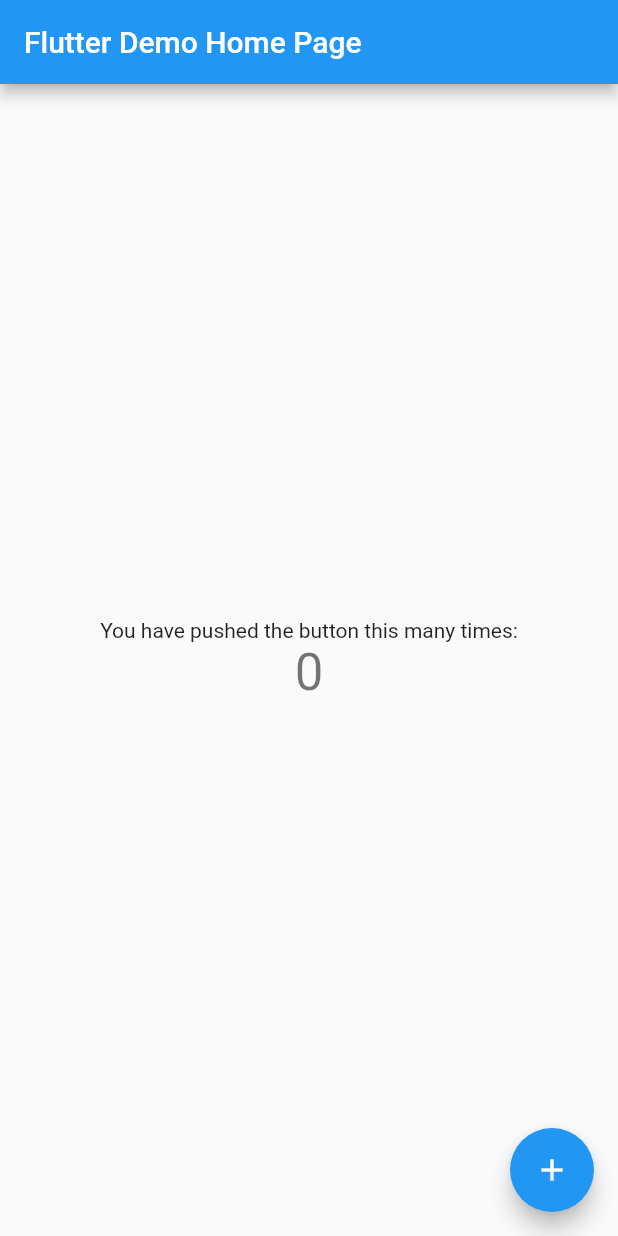
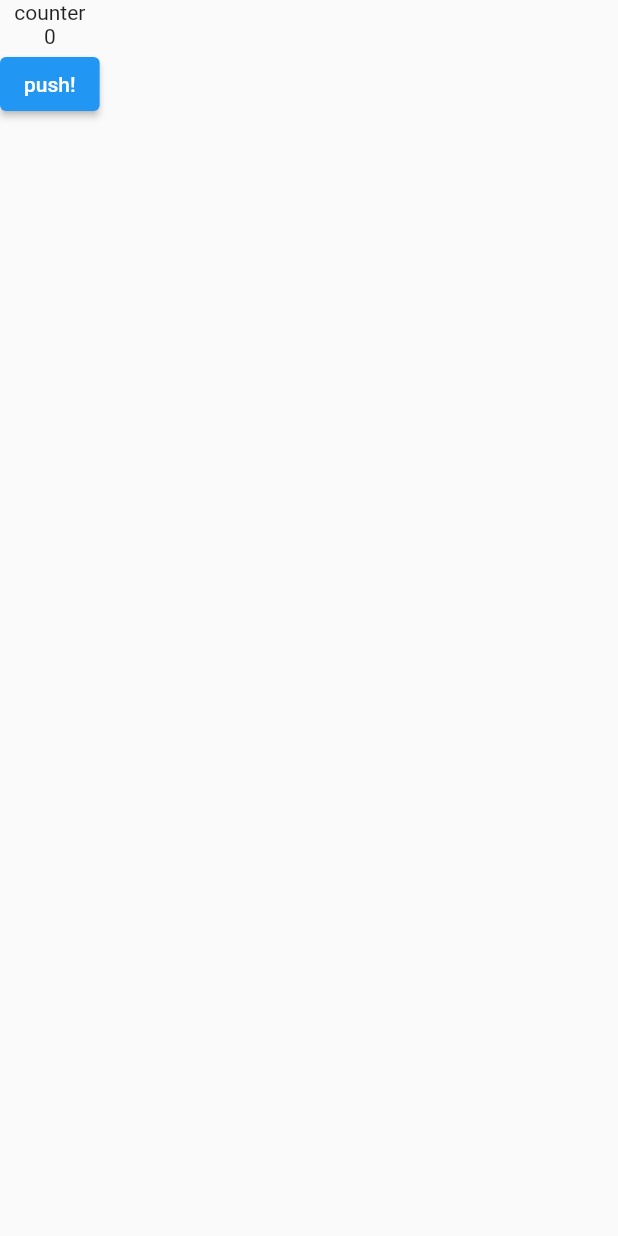
Before and after one commit to gaku3601/using_riverpod, a Flutter app: the screen it shows after launch, on a phone screen of 412 x 824 dp. Run offline on Flutter 3.47's test engine with Material 2 defaults, Android fonts, the phone set to English and light mode, and no system bars; our stand-ins replace flutter_hooks, hooks_riverpod.

Commit message:
必要packageを導入 簡単なアプリ作成

```diff
--- /dev/null
+++ b/lib/atom/base.dart
@@ -0,0 +1,16 @@
+import 'package:flutter/cupertino.dart';
+import 'package:flutter/material.dart';
+import 'package:flutter_hooks/flutter_hooks.dart';
+
+class Base extends HookWidget {
+  final Widget body;
+
+  Base({this.body});
+
+  @override
+  Widget build(BuildContext context) {
+    return Scaffold(
+      body: SafeArea(child: this.body),
+    );
+  }
+}
--- /dev/null
+++ b/lib/atom/button.dart
@@ -0,0 +1,17 @@
+import 'package:flutter/material.dart';
+import 'package:flutter_hooks/flutter_hooks.dart';
+
+class Button extends HookWidget {
+  final String text;
+  final Function onPressed;
+
+  Button(this.text, {@required this.onPressed});
+
+  @override
+  Widget build(BuildContext context) {
+    return ElevatedButton(
+      onPressed: this.onPressed,
+      child: Text(this.text),
+    );
+  }
+}
--- /dev/null
+++ b/lib/atom/label.dart
@@ -0,0 +1,14 @@
+import 'package:flutter/material.dart';
+import 'package:flutter/src/widgets/framework.dart';
+import 'package:flutter_hooks/flutter_hooks.dart';
+
+class Label extends HookWidget {
+  final String text;
+
+  Label(this.text);
+
+  @override
+  Widget build(BuildContext context) {
+    return Text(this.text);
+  }
+}
--- a/lib/main.dart
+++ b/lib/main.dart
@@ -1,7 +1,13 @@
 import 'package:flutter/material.dart';
+import 'package:hooks_riverpod/hooks_riverpod.dart';
+import 'package:using_riverpod/page/my_page.dart';
 
 void main() {
-  runApp(MyApp());
+  runApp(
+    ProviderScope(
+      child: MyApp(), // ProviderScopeで囲む
+    ),
+  );
 }
 
 class MyApp extends StatelessWidget {
@@ -11,107 +17,10 @@ class MyApp extends StatelessWidget {
     return MaterialApp(
       title: 'Flutter Demo',
       theme: ThemeData(
-        // This is the theme of your application.
-        //
-        // Try running your application with "flutter run". You'll see the
-        // application has a blue toolbar. Then, without quitting the app, try
-        // changing the primarySwatch below to Colors.green and then invoke
-        // "hot reload" (press "r" in the console where you ran "flutter run",
-        // or simply save your changes to "hot reload" in a Flutter IDE).
-        // Notice that the counter didn't reset back to zero; the application
-        // is not restarted.
         primarySwatch: Colors.blue,
-        // This makes the visual density adapt to the platform that you run
-        // the app on. For desktop platforms, the controls will be smaller and
-        // closer together (more dense) than on mobile platforms.
         visualDensity: VisualDensity.adaptivePlatformDensity,
       ),
-      home: MyHomePage(title: 'Flutter Demo Home Page'),
+      home: MyPage(),
     );
   }
 }
-
-class MyHomePage extends StatefulWidget {
-  MyHomePage({Key key, this.title}) : super(key: key);
-
-  // This widget is the home page of your application. It is stateful, meaning
-  // that it has a State object (defined below) that contains fields that affect
-  // how it looks.
-
-  // This class is the configuration for the state. It holds the values (in this
-  // case the title) provided by the parent (in this case the App widget) and
-  // used by the build method of the State. Fields in a Widget subclass are
-  // always marked "final".
-
-  final String title;
-
-  @override
-  _MyHomePageState createState() => _MyHomePageState();
-}
-
-class _MyHomePageState extends State<MyHomePage> {
-  int _counter = 0;
-
-  void _incrementCounter() {
-    setState(() {
-      // This call to setState tells the Flutter framework that something has
-      // changed in this State, which causes it to rerun the build method below
-      // so that the display can reflect the updated values. If we changed
-      // _counter without calling setState(), then the build method would not be
-      // called again, and so nothing would appear to happen.
-      _counter++;
-    });
-  }
-
-  @override
-  Widget build(BuildContext context) {
-    // This method is rerun every time setState is called, for instance as done
-    // by the _incrementCounter method above.
-    //
-    // The Flutter framework has been optimized to make rerunning build methods
-    // fast, so that you can just rebuild anything that needs updating rather
-    // than having to individually change instances of widgets.
-    return Scaffold(
-      appBar: AppBar(
-        // Here we take the value from the MyHomePage object that was created by
-        // the App.build method, and use it to set our appbar title.
-        title: Text(widget.title),
-      ),
-      body: Center(
-        // Center is a layout widget. It takes a single child and positions it
-        // in the middle of the parent.
-        child: Column(
-          // Column is also a layout widget. It takes a list of children and
-          // arranges them vertically. By default, it sizes itself to fit its
-          // children horizontally, and tries to be as tall as its parent.
-          //
-          // Invoke "debug painting" (press "p" in the console, choose the
-          // "Toggle Debug Paint" action from the Flutter Inspector in Android
-          // Studio, or the "Toggle Debug Paint" command in Visual Studio Code)
-          // to see the wireframe for each widget.
-          //
-          // Column has various properties to control how it sizes itself and
-          // how it positions its children. Here we use mainAxisAlignment to
-          // center the children vertically; the main axis here is the vertical
-          // axis because Columns are vertical (the cross axis would be
-          // horizontal).
-          mainAxisAlignment: MainAxisAlignment.center,
-          children: <Widget>[
-            Text(
-              'You have pushed the button this many times:',
-            ),
-            Text(
-              '$_counter',
-              style: Theme.of(context).textTheme.headline4,
-            ),
-          ],
-        ),
-      ),
-      floatingActionButton: FloatingActionButton(
-        onPressed: _incrementCounter,
-        tooltip: 'Increment',
-        child: Icon(Icons.add),
-      ), // This trailing comma makes auto-formatting nicer for build methods.
-    );
-  }
-}
--- /dev/null
+++ b/lib/page/my_page.dart
@@ -0,0 +1,26 @@
+import 'package:flutter/cupertino.dart';
+import 'package:flutter/material.dart';
+import 'package:flutter_hooks/flutter_hooks.dart';
+import 'package:using_riverpod/atom/base.dart';
+import 'package:using_riverpod/atom/button.dart';
+import 'package:using_riverpod/atom/label.dart';
+
+class MyPage extends HookWidget {
+  @override
+  Widget build(BuildContext context) {
+    return Base(
+      body: Column(
+        children: [
+          Label('counter'),
+          Label('0'),
+          Button(
+            'push!',
+            onPressed: () {
+              print(0);
+            },
+          ),
+        ],
+      ),
+    );
+  }
+}
--- a/pubspec.yaml
+++ b/pubspec.yaml
@@ -23,6 +23,10 @@ environment:
 dependencies:
   flutter:
     sdk: flutter
+  flutter_hooks: ^0.15.0 # riverpod関連
+  hooks_riverpod: ^0.12.3+1 # riverpod関連
+  flutter_state_notifier: ^0.7.0 # flutterでstateNotifierを利用する場合はこれを導入する
+  freezed_annotation: ^0.12.0
 
 
   # The following adds the Cupertino Icons font to your application.
@@ -32,6 +36,8 @@ dependencies:
 dev_dependencies:
   flutter_test:
     sdk: flutter
+  build_runner: ^1.11.5
+  freezed: ^0.12.7
 
 # For information on the generic Dart part of this file, see the
 # following page: https://dart.dev/tools/pub/pubspec
```
Also changed, not shown: pubspec.lock.
